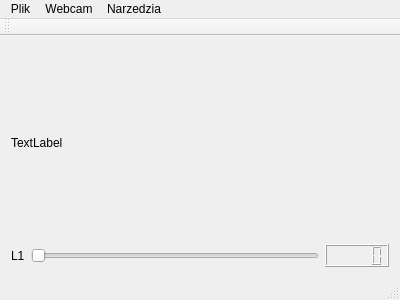
First picture: the form in mainwindow.ui, repository piokac/imageprocessing, before the edit.
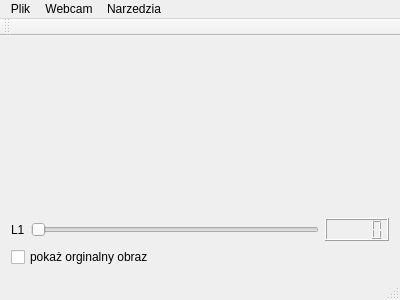
Second picture: the form after the edit.

What changed in the file:
```diff
--- a/mainwindow.ui
+++ b/mainwindow.ui
@@ -44,12 +44,19 @@
       <item>
        <widget class="QLabel" name="image_area">
         <property name="text">
-         <string>TextLabel</string>
+         <string/>
         </property>
        </widget>
       </item>
      </layout>
     </item>
+    <item row="2" column="0">
+     <widget class="QCheckBox" name="checkBox_showOriginal">
+      <property name="text">
+       <string>pokaż orginalny obraz</string>
+      </property>
+     </widget>
+    </item>
    </layout>
   </widget>
   <widget class="QMenuBar" name="menuBar">
```
Left out of the diff: 9 changed lines with no effect on the pictures.
